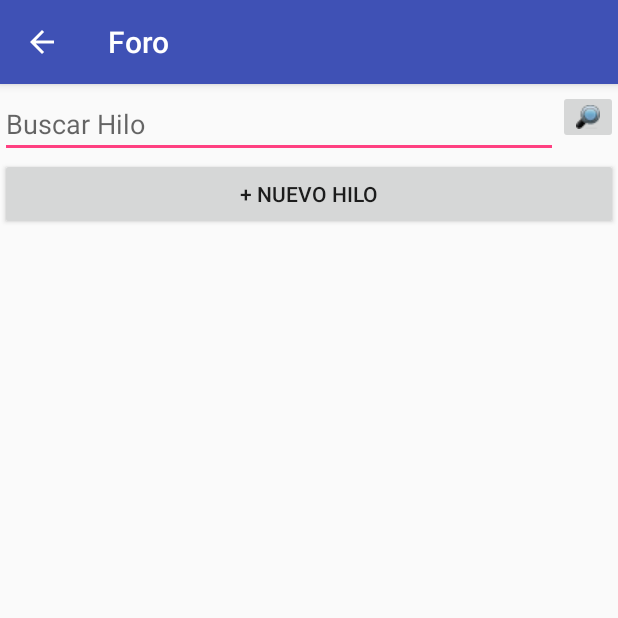
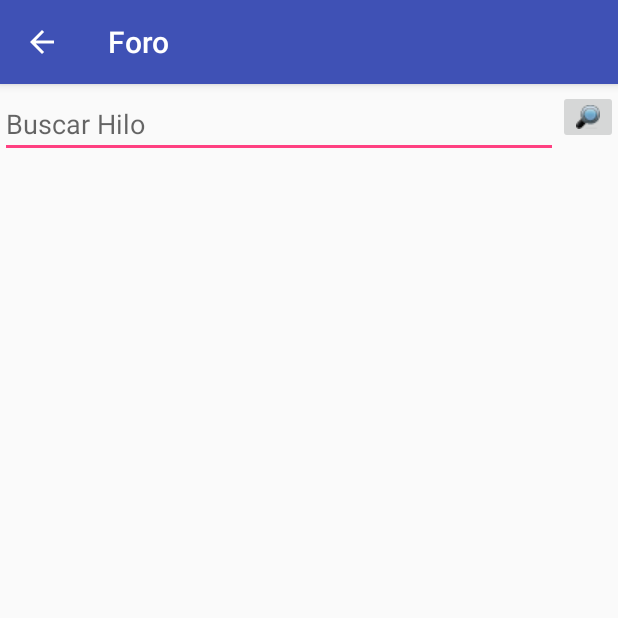
Before and after one commit to juank056/VegAdvisor, an Android app: the ForoActivity screen opened directly, with no data from a screen before it, on a phone screen of 412 x 824 dp, the top half of it. Run offline under Robolectric (Android 15) with nearby library versions, the phone set to English and light mode, and no system bars.

Commit message:
Final Commit!

```diff
--- a/app/src/main/java/com/vegadvisor/client/ForoActivity.java
+++ b/app/src/main/java/com/vegadvisor/client/ForoActivity.java
@@ -12,6 +12,7 @@ import android.view.View;
 import android.view.ViewGroup;
 import android.widget.AdapterView;
 import android.widget.ArrayAdapter;
+import android.widget.Button;
 import android.widget.EditText;
 import android.widget.ListView;
 import android.widget.TwoLineListItem;
@@ -36,6 +37,14 @@ public class ForoActivity extends VegAdvisorActivity implements AdapterView.OnIt
     //Lista objetos de foro
     private List<Fomhilfo> listHilos;
 
+    /**
+     * Boton crear hilo
+     */
+    private Button btn_crearHilo;
+
+    /**
+     * @param savedInstanceState Instancia
+     */
     @Override
     protected void onCreate(Bundle savedInstanceState) {
         super.onCreate(savedInstanceState);
@@ -49,8 +58,13 @@ public class ForoActivity extends VegAdvisorActivity implements AdapterView.OnIt
         listaForo.setOnItemClickListener(this);
         //Botón crear nuevo hilo del foro
         findViewById(R.id.b1).setOnClickListener(this);
-        findViewById(R.id.btn_crearHilo).setOnClickListener(this);
+        btn_crearHilo = (Button) findViewById(R.id.btn_crearHilo);
+        btn_crearHilo.setOnClickListener(this);
         busqueda = (EditText) findViewById(R.id.busqueda);
+        //Si no hay usuario esconde boton de adicionar hilo foro
+        if (!SessionData.getInstance().isUser()) {
+            btn_crearHilo.setVisibility(View.GONE);
+        }
     }
 
     @Override
```
Also changed, not shown: app/src/main/java/com/vegadvisor/client/DetalleHiloActivity.java (+12 -1 lines), app/src/main/java/com/vegadvisor/client/EventosActivity.java (+18 -2 lines).
